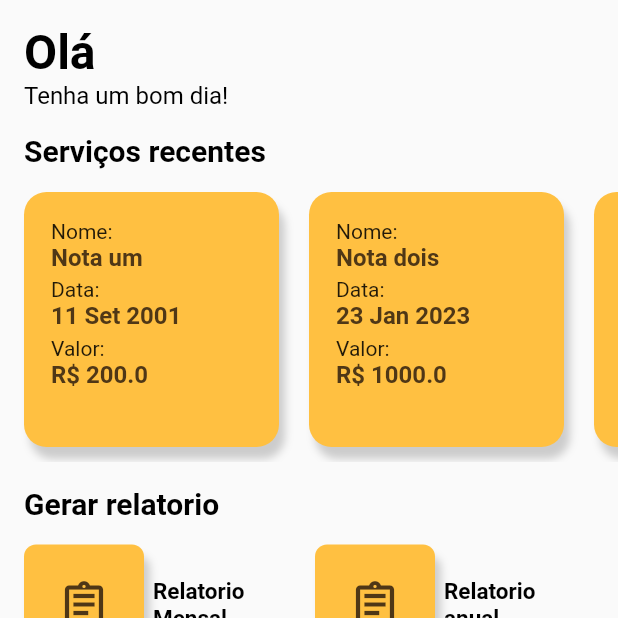
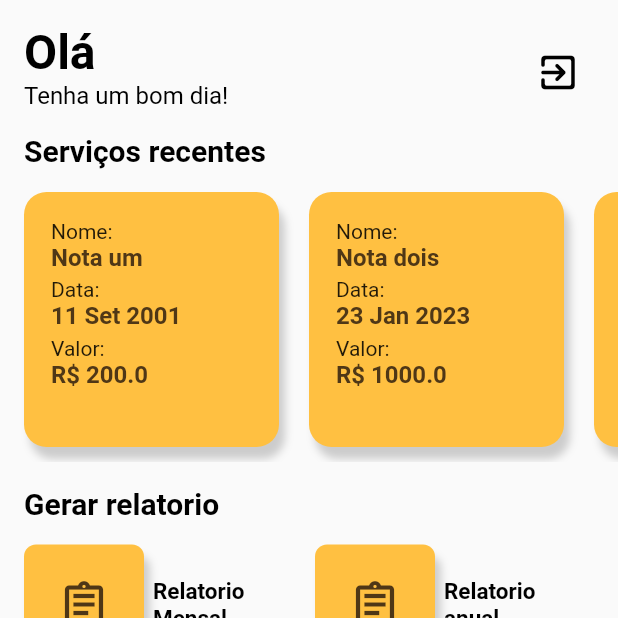
Before and after one commit to Matheus-Tankian/gerencia_ai, a Flutter app: the screen it shows after launch, on a phone screen of 412 x 824 dp, the top half of it. Run offline on Flutter 3.47's test engine with Material 2 defaults, Android fonts, the phone set to English and light mode, and no system bars; drawn by our look-alikes of curved_navigation_bar, fl_chart; our stand-ins replace cloud_firestore, file_picker, firebase_auth, firebase_core, get_storage; accounts and stored records are empty; generated files the repository leaves out were written again.

Commit message:
ajustando regra do loggin

```diff
--- a/gerenciaai/lib/services/get_storage.dart
+++ b/gerenciaai/lib/services/get_storage.dart
@@ -3,4 +3,5 @@ import 'package:get_storage/get_storage.dart';
 class BoxStorage {
   final userEmail = GetStorage();
   final userToken = GetStorage();
+  final userLogged = GetStorage();
 }
--- a/gerenciaai/lib/src/home/home_page/home_page.dart
+++ b/gerenciaai/lib/src/home/home_page/home_page.dart
@@ -1,12 +1,14 @@
 import 'dart:developer';
 
 import 'package:flutter/material.dart';
+import 'package:gerenciaai/services/get_storage.dart';
 import 'package:gerenciaai/src/home/home_page/home_page_controller.dart';
 import 'package:gerenciaai/src/widgets/card_notas_widget.dart';
 import 'package:gerenciaai/src/widgets/chart_widget.dart';
 import 'package:gerenciaai/src/widgets/page_nota.dart';
 import 'package:gerenciaai/src/widgets/report_card.dart';
 import 'package:provider/provider.dart';
+import 'package:gerenciaai/src/app/routes/routes.dart';
 
 class HomePage extends StatefulWidget {
   const HomePage({super.key});
@@ -18,6 +20,7 @@ class HomePage extends StatefulWidget {
 class _HomePageState extends State<HomePage> {
   @override
   Widget build(BuildContext context) {
+    BoxStorage boxStorage = BoxStorage();
     return ChangeNotifierProvider(
       create: (_) => HomePageController(),
       child: Consumer<HomePageController>(
@@ -28,7 +31,10 @@ class _HomePageState extends State<HomePage> {
             children: [
               Padding(
                 padding: const EdgeInsets.all(16),
-                child: Column(
+                child: Row(
+                  crossAxisAlignment: CrossAxisAlignment.start,
+                  children: [
+                    Column(
                       crossAxisAlignment: CrossAxisAlignment.start,
                       mainAxisAlignment: MainAxisAlignment.spaceBetween,
                       children: [
@@ -71,6 +77,30 @@ class _HomePageState extends State<HomePage> {
                             fontWeight: FontWeight.bold,
                           ),
                         ),
+                      ],
+                    ),
+                    //
+                    const Spacer(),
+
+                    Container(
+                        padding: const EdgeInsets.only(top: 8),
+                        child: IconButton(
+                          onPressed: () {
+                            log('Sair');
+                            boxStorage.userToken.write('token', '');
+                            boxStorage.userLogged.write('logged', 'false');
+                            log('depois');
+                            log(boxStorage.userToken.read('token'));
+                            log(boxStorage.userLogged.read('logged'));
+                            Navigator.of(context)
+                                .pushReplacementNamed(Routes.splashPage);
+                          },
+                          icon: const Icon(
+                            Icons.exit_to_app_rounded,
+                            size: 30,
+                            color: Colors.black,
+                          ),
+                        )),
                   ],
                 ),
               ),
```
Also changed, not shown: gerenciaai/lib/src/login_page/login_page/login_controller.dart (+19 -6 lines), gerenciaai/lib/src/login_page/login_page/login_view.dart (+6 -2 lines), gerenciaai/lib/src/splash_page/splash_view.dart (+8 -2 lines). Lines whose indentation alone changed are shown as unchanged.
